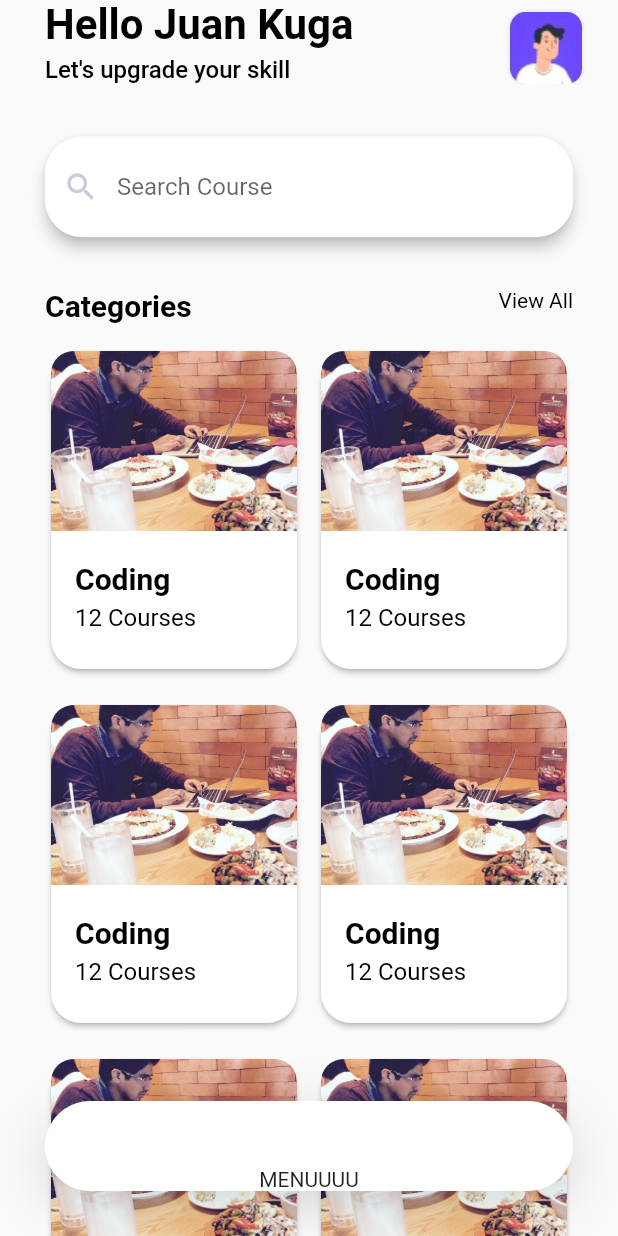
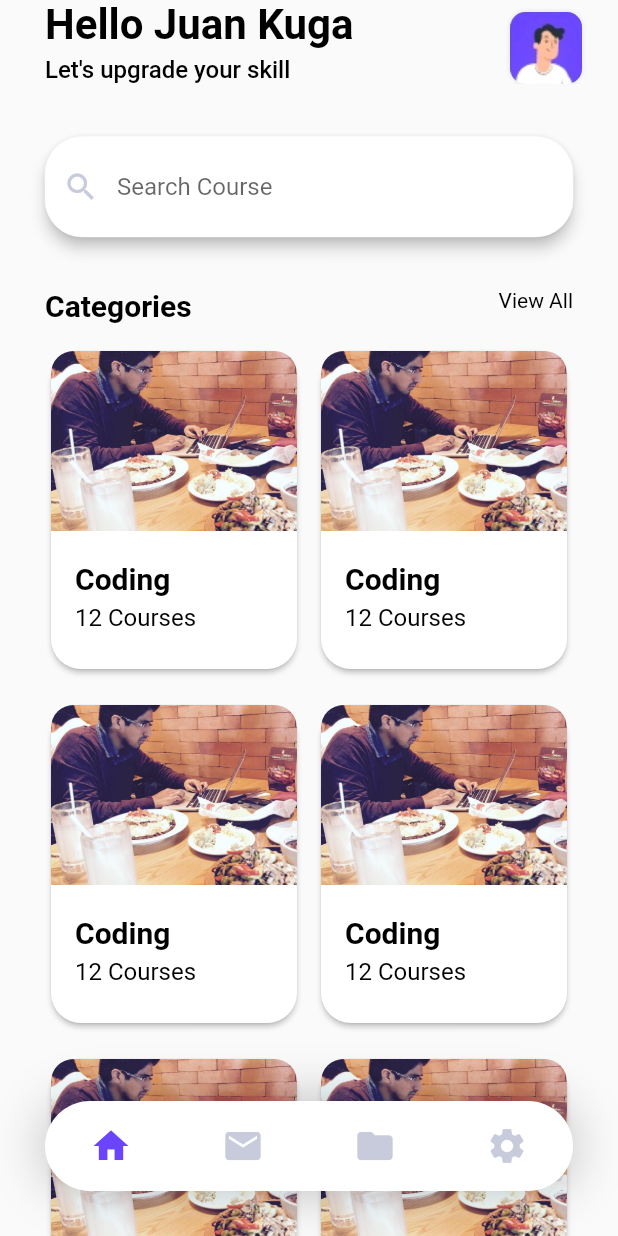
Before and after one commit to juankp3/flutter, a Flutter app: the screen it shows after launch, on a phone screen of 412 x 824 dp. Run offline on Flutter 3.47's test engine with Material 2 defaults, Android fonts, the phone set to English and light mode, and no system bars.

Commit message:
icons menu

```diff
--- a/app_grid/lib/page/Home/home.dart
+++ b/app_grid/lib/page/Home/home.dart
@@ -76,13 +76,38 @@ class Home extends StatelessWidget {
           color: Colors.white,
           boxShadow: [
             BoxShadow(
-              color: Colors.black.withOpacity(.15),
+              color: Colors.black.withOpacity(.25),
               blurRadius: 30,
-              offset: Offset(0,10)
+              offset: Offset(0,0)
               )],
           borderRadius:BorderRadius.circular(50)
         ),
-        child: Text('MENUUUU'),
+        child: Padding(
+          padding: const EdgeInsets.only(left: 30, right: 30),
+          child: Container(
+            child:
+            Row(
+              crossAxisAlignment: CrossAxisAlignment.start,
+              mainAxisAlignment: MainAxisAlignment.spaceBetween,
+              children: [
+                _iconmenu(Icon(Icons.home, size: 28, color: AppTheme.ColorPrimaryPurple)),
+                _iconmenu(Icon(Icons.email, size: 28, color: AppTheme.ColorGray300)),
+                _iconmenu(Icon(Icons.folder, size: 28, color: AppTheme.ColorGray300)),
+                _iconmenu(Icon(Icons.settings, size: 28, color: AppTheme.ColorGray300)),
+              ],
+            ),
+          ),
+        ),
+    );
+  }
+
+  Widget _iconmenu(icon)
+  {
+    return Container(
+      // width: 100,
+      height: 60,
+      // color: Colors.red,
+      child: icon,
     );
   }
 
--- a/app_grid/lib/theme.dart
+++ b/app_grid/lib/theme.dart
@@ -55,4 +55,6 @@ class AppTheme {
   );
 
 
+
+
 }
```
